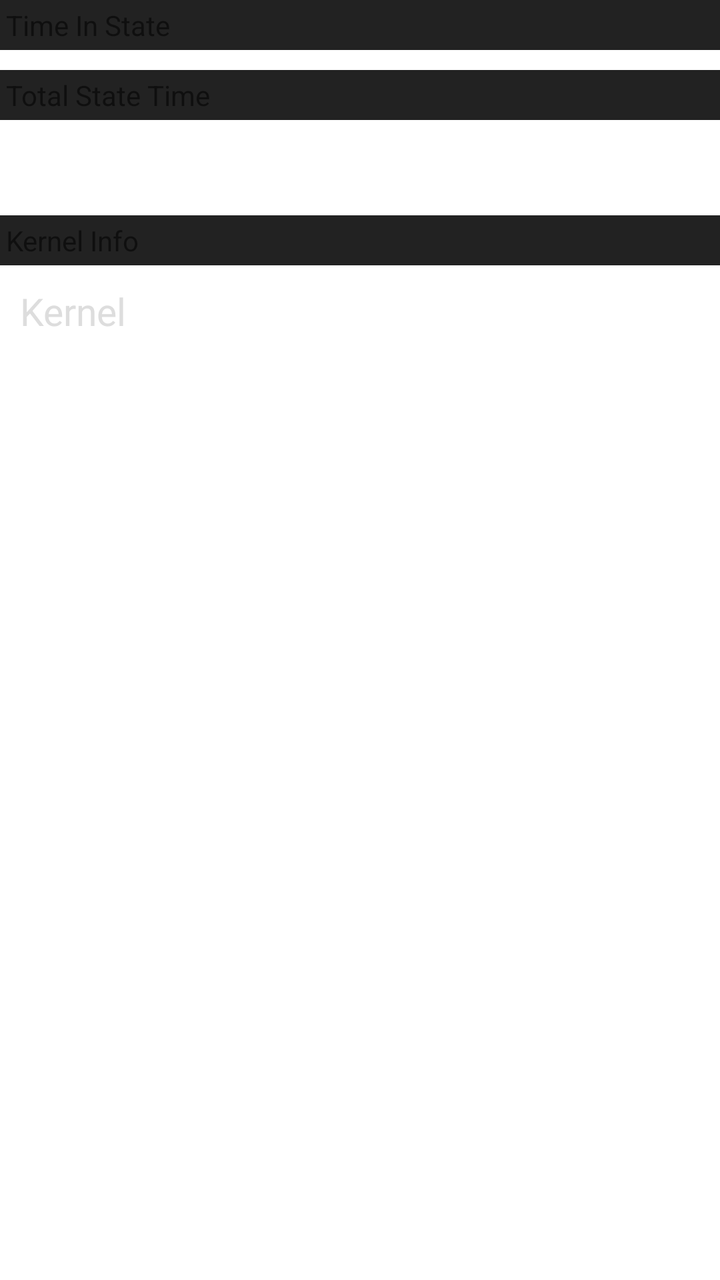
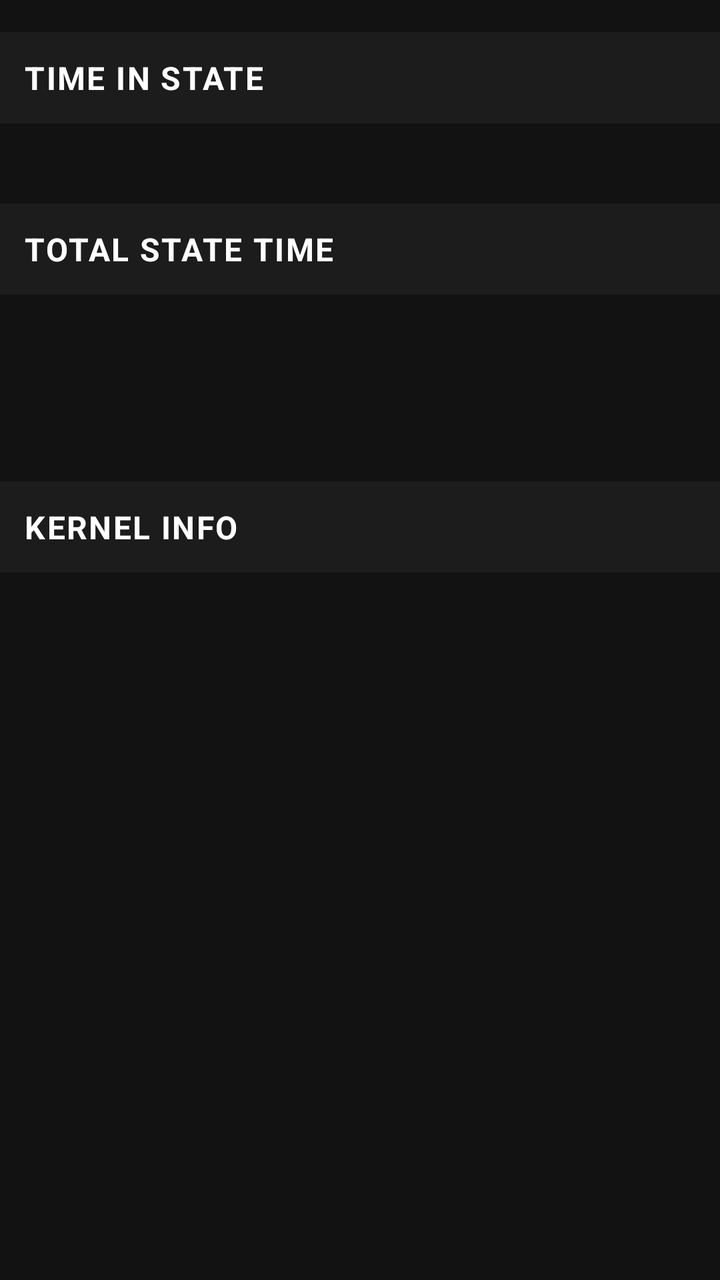

Two renders of the same Android screen: before a commit and after it. Below are the layout's source before the change and the commit's diff.
<!-- AndroidManifest.xml: fallback theme Theme.MaterialComponents.DayNight.NoActionBar -->
<!-- res/layout/home_layout.xml -->
<?xml version="1.0" encoding="utf-8"?>
<LinearLayout xmlns:android="http://schemas.android.com/apk/res/android"
    android:orientation="vertical"
    android:layout_width="fill_parent"
    android:layout_height="fill_parent"
    >

    <ScrollView
        android:layout_width="fill_parent"
        android:layout_height="fill_parent"
        >

        <LinearLayout
            android:layout_width="fill_parent"
            android:layout_height="fill_parent"
            android:orientation="vertical"
            >

            <TextView
                style="@style/infoHeader"
                android:text="Time In State"
                />

            <LinearLayout
                android:orientation="vertical"
                android:layout_width="fill_parent"
                android:layout_height="wrap_content"
                android:id="@+id/ui_states_view"
                android:paddingBottom="10dp"
                />

            <TextView
                android:layout_width="fill_parent"
                android:layout_height="wrap_content"
                android:padding="15dp"
                android:textColor="#ffffff"
                android:textSize="20dp"
                android:background="#551111"
                android:text="No states file found. Are you sure your phone is compatible?\n\nIf you are running a custom ROM or kernel, try contacting its developer to inform him that the states file is not readable."
                android:visibility="gone"
                android:id="@+id/ui_states_warning"
                />


            <TextView
                android:id="@+id/ui_header_additional_states"
                style="@style/infoHeader"
                android:visibility="gone"
                android:text="Unused CPU states"
                />

            <TextView
                android:layout_width="fill_parent"
                android:layout_height="wrap_content"
                android:visibility="gone"
                android:id="@+id/ui_additional_states"
                android:padding="6dp"
                />

            <TextView
                android:id="@+id/ui_header_total_state_time"
                style="@style/infoHeader"
                android:text="Total State Time"
                />

            <TextView
                android:layout_width="fill_parent"
                android:layout_height="wrap_content"
                android:textSize="25dp"
                android:textColor="#dddddd"
                android:padding="7dp"
                android:id="@+id/ui_total_state_time"
                android:gravity="center_horizontal"
                />

            <TextView
                style="@style/infoHeader"
                android:text="Kernel Info"
                />


            <TextView
                android:layout_width="fill_parent"
                android:layout_height="wrap_content"
                android:text="Kernel"
                android:textSize="19dp"
                android:textColor="#dddddd"
                android:padding="10dp"
                android:id="@+id/ui_kernel_string"
                />

        </LinearLayout>

    </ScrollView>

</LinearLayout>
<!-- resources referenced by this layout -->
<resources>
  <style name="infoHeader">
          <item name="android:layout_width">fill_parent</item>
          <item name="android:layout_height">wrap_content</item>
          <item name="android:padding">3dp</item>
          <item name="android:background">#222222</item>
      </style>
</resources>

<!-- the commit's change to res/layout/home_layout.xml (unified diff, before → after) -->
@@ -1,96 +1,87 @@
 <?xml version="1.0" encoding="utf-8"?>
 <LinearLayout xmlns:android="http://schemas.android.com/apk/res/android"
+    android:layout_width="match_parent"
+    android:layout_height="match_parent"
     android:orientation="vertical"
-    android:layout_width="fill_parent"
-    android:layout_height="fill_parent"
-    >
+    android:background="#121212"> 
 
     <ScrollView
-        android:layout_width="fill_parent"
-        android:layout_height="fill_parent"
-        >
+        android:layout_width="match_parent"
+        android:layout_height="match_parent">
 
+        
         <LinearLayout
-            android:layout_width="fill_parent"
-            android:layout_height="fill_parent"
+            android:layout_width="match_parent"
+            android:layout_height="wrap_content"
             android:orientation="vertical"
-            >
+            android:paddingBottom="16dp">
 
             <TextView
                 style="@style/infoHeader"
-                android:text="Time In State"
-                />
+                android:text="Time In State" />
 
             <LinearLayout
+                android:id="@+id/ui_states_view"
+                android:layout_width="match_parent"
+                android:layout_height="wrap_content"
                 android:orientation="vertical"
-                android:layout_width="fill_parent"
+                android:padding="8dp" />
+
+            
+            <TextView
+                android:id="@+id/ui_states_warning"
+                android:layout_width="match_parent"
                 android:layout_height="wrap_content"
-                android:id="@+id/ui_states_view"
-                android:paddingBottom="10dp"
-                />
-
-            <TextView
-                android:layout_width="fill_parent"
-                android:layout_height="wrap_content"
-                android:padding="15dp"
-                android:textColor="#ffffff"
-                android:textSize="20dp"
-                android:background="#551111"
+                android:background="#4A1515"
+                android:padding="16dp"
                 android:text="No states file found. Are you sure your phone is compatible?\n\nIf you are running a custom ROM or kernel, try contacting its developer to inform him that the states file is not readable."
-                android:visibility="gone"
-                android:id="@+id/ui_states_warning"
-                />
-
+                android:textColor="#FFCDD2"
+                android:textSize="16sp"
+                android:textStyle="bold"
+                android:visibility="gone" />
 
             <TextView
                 android:id="@+id/ui_header_additional_states"
                 style="@style/infoHeader"
-                android:visibility="gone"
                 android:text="Unused CPU states"
-                />
+                android:visibility="gone" />
 
             <TextView
-                android:layout_width="fill_parent"
+                android:id="@+id/ui_additional_states"
+                android:layout_width="match_parent"
                 android:layout_height="wrap_content"
-                android:visibility="gone"
-                android:id="@+id/ui_additional_states"
-                android:padding="6dp"
-                />
+                android:padding="12dp"
+                android:textColor="#E0E0E0"
+                android:textSize="16sp"
+                android:visibility="gone" />
 
             <TextView
                 android:id="@+id/ui_header_total_state_time"
                 style="@style/infoHeader"
-                android:text="Total State Time"
-                />
+                android:text="Total State Time" />
 
             <TextView
-                android:layout_width="fill_parent"
+                android:id="@+id/ui_total_state_time"
+                android:layout_width="match_parent"
                 android:layout_height="wrap_content"
-                android:textSize="25dp"
-                android:textColor="#dddddd"
-                android:padding="7dp"
-                android:id="@+id/ui_total_state_time"
                 android:gravity="center_horizontal"
-                />
+                android:padding="16dp"
+                android:textColor="#FFFFFF"
+                android:textSize="28sp"
+                android:textStyle="bold" />
 
             <TextView
                 style="@style/infoHeader"
-                android:text="Kernel Info"
-                />
-
+                android:text="Kernel Info" />
 
             <TextView
-                android:layout_width="fill_parent"
+                android:id="@+id/ui_kernel_string"
+                android:layout_width="match_parent"
                 android:layout_height="wrap_content"
-                android:text="Kernel"
-                android:textSize="19dp"
-                android:textColor="#dddddd"
-                android:padding="10dp"
-                android:id="@+id/ui_kernel_string"
-                />
+                android:padding="12dp"
+                android:textColor="#E0E0E0"
+                android:textSize="16sp" />
 
         </LinearLayout>
-
     </ScrollView>
-
 </LinearLayout>
<!-- resource entries referenced after the edit -->
@@ -1,10 +1,17 @@
 <!-- resources referenced by this layout -->
 <resources>
   <style name="infoHeader">
-          <item name="android:layout_width">fill_parent</item>
+          <item name="android:layout_width">match_parent</item>
           <item name="android:layout_height">wrap_content</item>
-          <item name="android:padding">3dp</item>
-          <item name="android:background">#222222</item>
+          <item name="android:padding">12dp</item>
+          <item name="android:background">#1C1C1C</item> 
+          <item name="android:textColor">#FFFFFF</item> 
+          <item name="android:textSize">16sp</item>
+          <item name="android:textStyle">bold</item>
+          <item name="android:textAllCaps">true</item>
+          <item name="android:layout_marginTop">16dp</item>
+          <item name="android:layout_marginBottom">8dp</item>
+          <item name="android:letterSpacing">0.05</item>
       </style>
 </resources>
 
